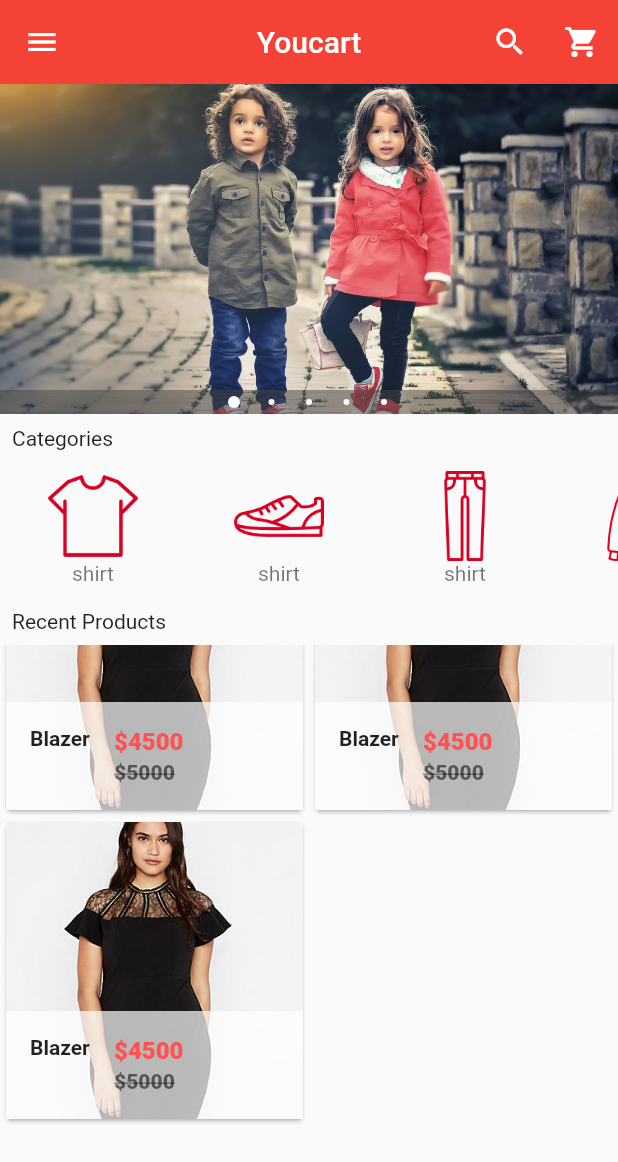
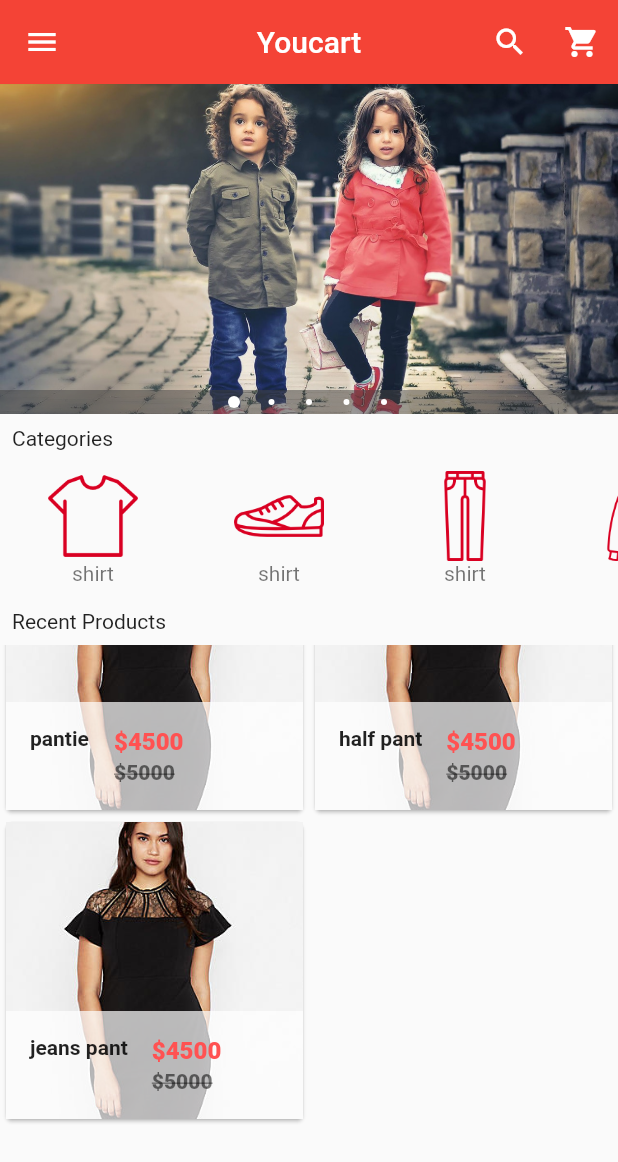
Before and after one commit to sa2608/flutter_ecommerce_app, a Flutter app: the screen it shows after launch, scrolled down 916 dp, after a tap on the "search" icon, on a phone screen of 412 x 824 dp. Shown: the top 1162 px of the screen. Run offline on Flutter 3.47's test engine with Material 2 defaults, Android fonts, the phone set to English and light mode, and no system bars; drawn by our look-alikes of carousel_pro.

Commit message:
add product section

```diff
--- a/lib/components/products.dart
+++ b/lib/components/products.dart
@@ -1,4 +1,5 @@
 import 'package:flutter/material.dart';
+import 'package:sanikumarsahani/pages/product_details.dart';
 
 class Products extends StatefulWidget {
   @override
@@ -14,61 +15,61 @@ class _ProductsState extends State<Products> {
       "price": 450,
     },
     {
-      "name": "Blazer",
+      "name": "Blazerr",
       "picture": "assets/images/products/blazer2.jpeg",
       "old_price": 600,
       "price": 550,
     },
     {
-      "name": "Blazer",
+      "name": "shirt",
       "picture": "assets/images/products/dress1.jpeg",
       "old_price": 50,
       "price": 45,
     },
     {
-      "name": "Blazer",
+      "name": "skirt",
       "picture": "assets/images/products/dress2.jpeg",
       "old_price": 5000,
       "price": 4500,
     },
     {
-      "name": "Blazer",
+      "name": "kurta",
       "picture": "assets/images/products/dress2.jpeg",
       "old_price": 5000,
       "price": 4500,
     },
     {
-      "name": "Blazer",
+      "name": "ghagra",
       "picture": "assets/images/products/dress2.jpeg",
       "old_price": 5000,
       "price": 4500,
     },
     {
-      "name": "Blazer",
+      "name": "choli",
       "picture": "assets/images/products/dress2.jpeg",
       "old_price": 5000,
       "price": 4500,
     },
     {
-      "name": "Blazer",
+      "name": "ganji",
       "picture": "assets/images/products/dress2.jpeg",
       "old_price": 5000,
       "price": 4500,
     },
     {
-      "name": "Blazer",
+      "name": "pantie",
       "picture": "assets/images/products/dress2.jpeg",
       "old_price": 5000,
       "price": 4500,
     },
     {
-      "name": "Blazer",
+      "name": "half pant",
       "picture": "assets/images/products/dress2.jpeg",
       "old_price": 5000,
       "price": 4500,
     },
     {
-      "name": "Blazer",
+      "name": "jeans pant",
       "picture": "assets/images/products/dress2.jpeg",
       "old_price": 5000,
       "price": 4500,
@@ -110,7 +111,15 @@ class Single_prod extends StatelessWidget {
       child: Hero(
         tag: prod_name,
         child: Material(
-        child: InkWell(onTap: (){},
+        child: InkWell(
+          onTap: () => Navigator.of(context).push(new MaterialPageRoute(
+              //here we are passing the values of the product page to product details page
+              builder: (context)=>new ProductDetails(
+            product_detail_name: prod_name,
+            product_detail__new_price: prod_price,
+            product_detail_old_price: prod_old_price,
+            product_detail_picture: prod_picture,
+          ))),
           child: GridTile(
             footer: Container(
               color: Colors.white70,
```
Also changed, not shown: lib/pages/product_details.dart (+235 -0 lines).
